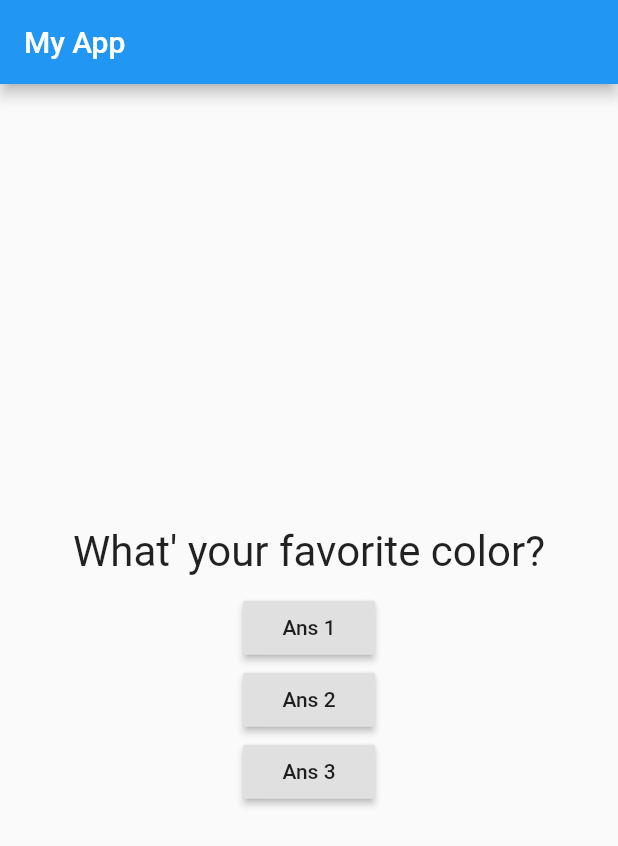
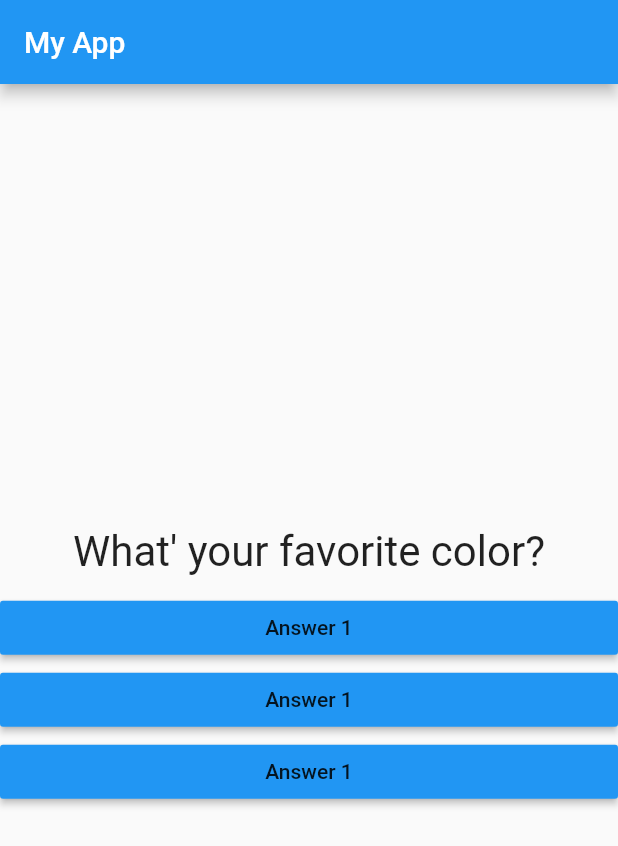
Before and after one commit to chetan882777/flutter-widget-practice, a Flutter app: the screen it shows after launch, on a phone screen of 412 x 824 dp. Shown: the top 846 px of the screen. Run offline on Flutter 3.47's test engine with Material 2 defaults, Android fonts, the phone set to English and light mode, and no system bars.

Commit message:
answers widget

```diff
--- /dev/null
+++ b/lib/answer.dart
@@ -0,0 +1,20 @@
+import 'package:flutter/material.dart';
+
+class Answer extends StatelessWidget {
+
+  final Function handler;
+
+  Answer(this.handler);
+
+  @override
+  Widget build(BuildContext context) {
+    return Container(
+      width: double.infinity,
+      child: RaisedButton(
+        color: Colors.blue,
+        child: Text("Answer 1"),
+        onPressed: handler,
+      ),
+    );
+  }
+}
--- a/lib/main.dart
+++ b/lib/main.dart
@@ -1,5 +1,6 @@
 import 'package:flutter/material.dart';
 import './questions.dart';
+import './answer.dart';
 
 void main() {
   runApp(MyApp());
@@ -38,18 +39,9 @@ class _MyAppState extends State<MyApp> {
           mainAxisAlignment: MainAxisAlignment.center,
           children: [
             Question(questions[_questionIndex]),
-            RaisedButton(
-              child: Text("Ans 1"),
-              onPressed: _answerQuestion,
-            ),
-            RaisedButton(
-              child: Text("Ans 2"),
-              onPressed: _answerQuestion,
-            ),
-            RaisedButton(
-              child: Text("Ans 3"),
-              onPressed: _answerQuestion,
-            ),
+            Answer(_answerQuestion),
+            Answer(_answerQuestion),
+            Answer(_answerQuestion),
           ],
         )),
       ),
```
